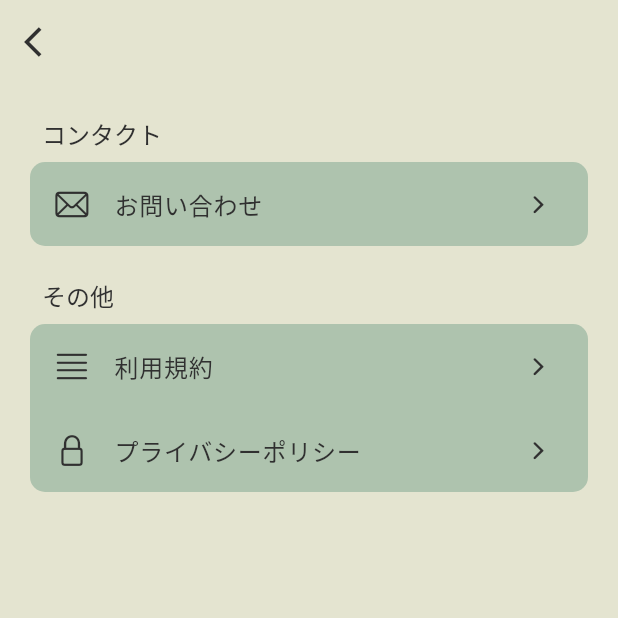
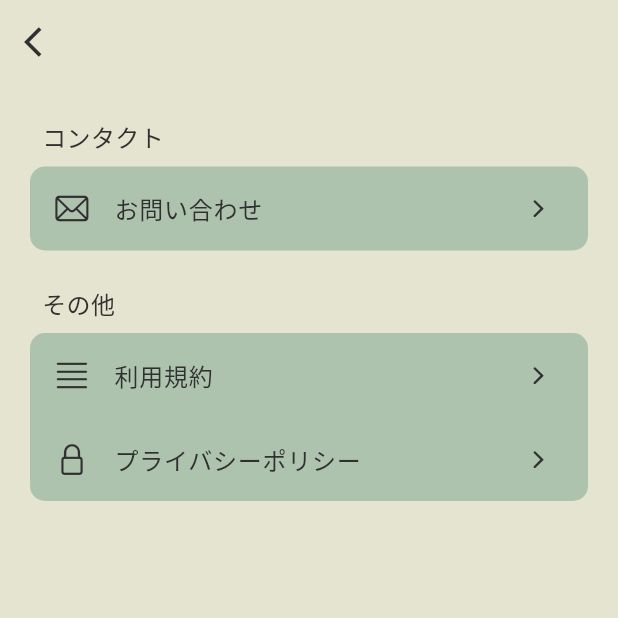
Before and after one commit to ten66/todo_list_app, a Flutter app: the screen it shows after launch, after a tap on the "menu" icon, on a phone screen of 412 x 824 dp, the top half of it. Run offline on Flutter 3.47's test engine with Material 3 defaults, Android fonts, the phone set to English and light mode, and no system bars; our stand-ins replace font_awesome_flutter, hive_flutter; accounts and stored records are empty.

Commit message:
#3 settingPageのcolorプロパティを変更

```diff
--- a/lib/pages/setting_page.dart
+++ b/lib/pages/setting_page.dart
@@ -8,9 +8,9 @@ class SettingsPage extends StatelessWidget {
   @override
   Widget build(BuildContext context) {
     return Scaffold(
-      backgroundColor: const Color(0xFFE4E4D0),
+      backgroundColor: Theme.of(context).colorScheme.background,
       appBar: AppBar(
-        backgroundColor: const Color(0xFFE4E4D0),
+        backgroundColor: Theme.of(context).colorScheme.background,
         leading: IconButton(
           icon: const Icon(Icons.arrow_back_ios),
           onPressed: () => Navigator.pop(context),
@@ -83,9 +83,22 @@ class _CustomListTile extends StatelessWidget {
   @override
   Widget build(BuildContext context) {
     return ListTile(
-      title: Text(title),
-      leading: Icon(icon),
-      trailing: const Icon(CupertinoIcons.forward, size: 18),
+      title: Text(
+        title,
+        style: TextStyle(
+          fontSize: 16,
+          color: Theme.of(context).colorScheme.onPrimary,
+        ),
+      ),
+      leading: Icon(
+        icon,
+        color: Theme.of(context).colorScheme.onPrimary,
+      ),
+      trailing: Icon(
+        CupertinoIcons.forward,
+        size: 18,
+        color: Theme.of(context).colorScheme.onPrimary,
+      ),
       onTap: () => launchUrl(url),
     );
   }
@@ -111,16 +124,20 @@ class _SingleSection extends StatelessWidget {
           padding: const EdgeInsets.all(8.0),
           child: Text(
             title,
-            style: Theme.of(context)
-                .textTheme
-                .displaySmall
-                ?.copyWith(fontSize: 16),
+            // style: Theme.of(context)
+            //     .textTheme
+            //     .displaySmall
+            //     ?.copyWith(fontSize: 16),
+            style: TextStyle(
+              fontSize: 16,
+              color: Theme.of(context).colorScheme.onPrimary,
+            ),
           ),
         ),
         Container(
           decoration: BoxDecoration(
             borderRadius: BorderRadius.circular(10),
-            color: const Color(0xFFAEC3AE),
+            color: Theme.of(context).colorScheme.primary,
           ),
           width: double.infinity,
           child: Column(
--- a/lib/widgets/todo_list_view.dart
+++ b/lib/widgets/todo_list_view.dart
@@ -43,7 +43,7 @@ class TodoListView extends StatelessWidget {
                 maxLines: 3,
                 style: TextStyle(
                   color: Theme.of(context).colorScheme.onPrimary,
-                  fontSize: 18,
+                  fontSize: 16,
                   decoration: todoList[index][2]
                       ? TextDecoration.lineThrough
                       : TextDecoration.none,
```
